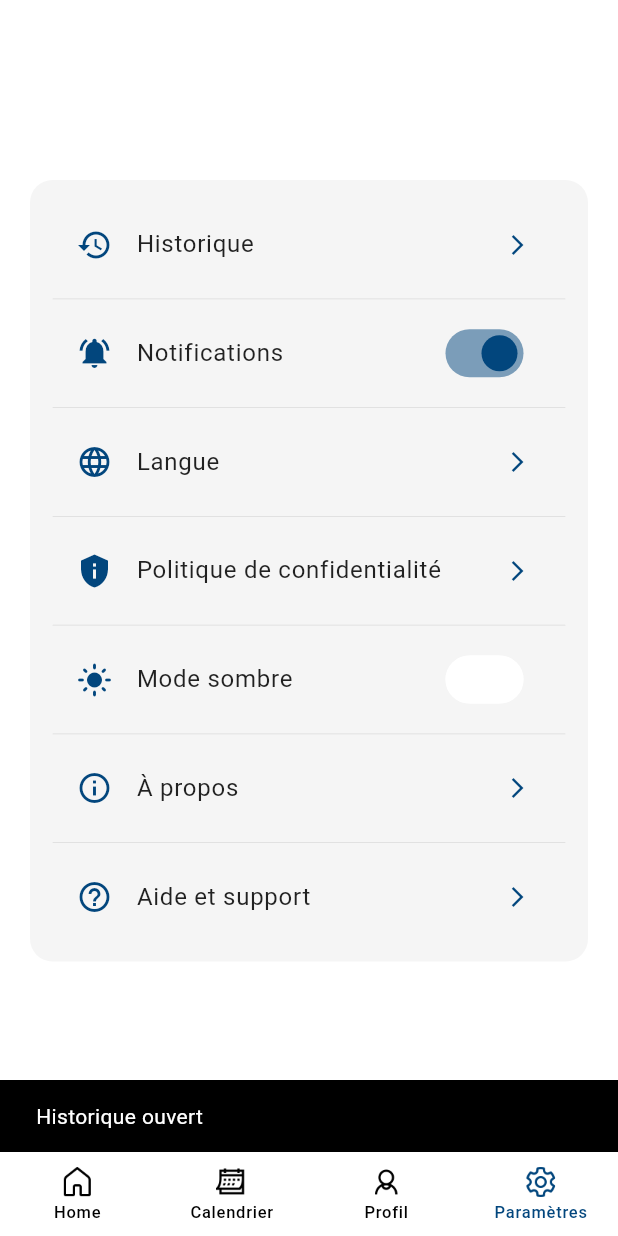
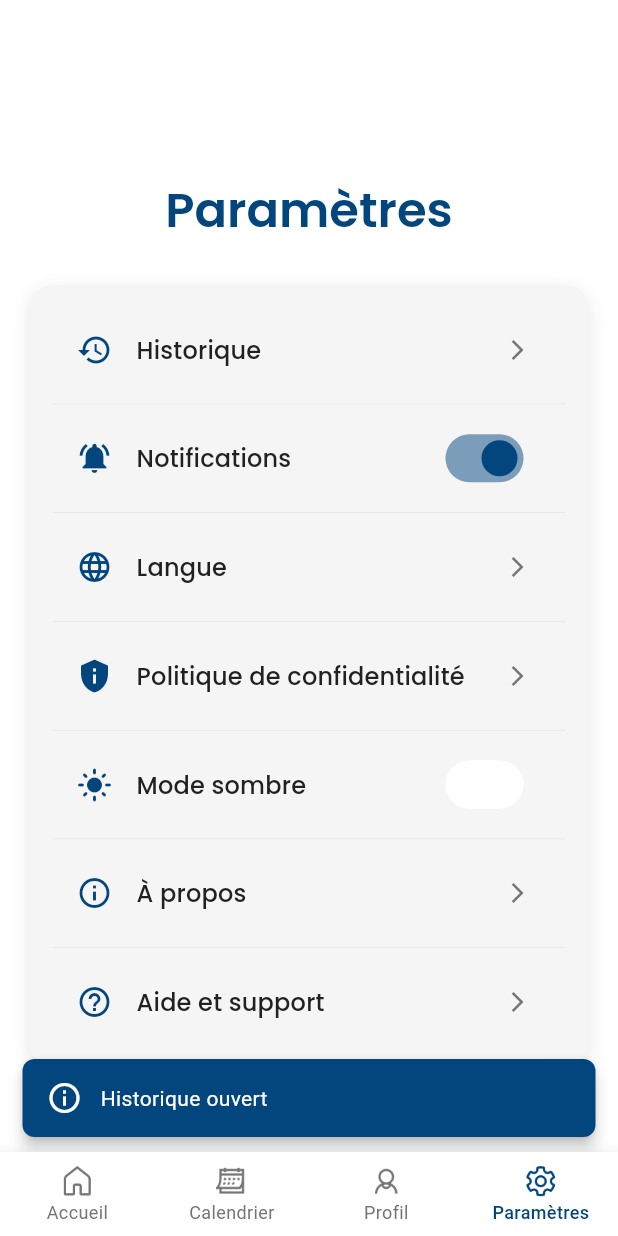
Before and after one commit to hackdave21/rsvapp, a Flutter app: the MainhomeScreen screen opened directly, item 4 of the bottom bar chosen, after a tap on "Historique", on a phone screen of 412 x 824 dp. Run offline on Flutter 3.47's test engine with Material 3 defaults, Android fonts, the phone set to English and light mode, and no system bars; our stand-ins replace google_fonts, heroicons, shared_preferences; accounts and stored records are empty.

Commit message:
customsnackbar, et les theme selon l'architecture dans la page de paramètre

```diff
--- a/lib/features/presentation/pages/mainhome_screen.dart
+++ b/lib/features/presentation/pages/mainhome_screen.dart
@@ -1,4 +1,5 @@
 import 'package:flutter/material.dart';
+import 'package:rvsapp/core/themes/app_themes.dart';
 import 'package:rvsapp/features/presentation/pages/screens/calendar_screen.dart';
 import 'package:rvsapp/features/presentation/pages/screens/home_screen.dart';
 import 'package:rvsapp/features/presentation/pages/screens/profile_screen.dart';
@@ -32,12 +33,20 @@ class _MainhomeScreenState extends State<MainhomeScreen> {
     return Scaffold(
       body: widgetOptions.elementAt(_selectedIndex),
       bottomNavigationBar: BottomNavigationBar(
-        backgroundColor: Colors.white,
+        backgroundColor: AppTheme.white,
         showSelectedLabels: true,
         showUnselectedLabels: true,
         type: BottomNavigationBarType.fixed,
-        selectedItemColor: const Color.fromARGB(255, 2, 70, 125),
-        unselectedItemColor: Colors.black,
+        selectedItemColor: AppTheme.primaryColor,
+        unselectedItemColor: AppTheme.grey600,
+        selectedLabelStyle: TextStyle(
+          fontSize: 12,
+          fontWeight: FontWeight.w500,
+        ),
+        unselectedLabelStyle: TextStyle(
+          fontSize: 12,
+          fontWeight: FontWeight.w400,
+        ),
         items: <BottomNavigationBarItem>[
           BottomNavigationBarItem(
             icon: Image.asset(
@@ -45,10 +54,10 @@ class _MainhomeScreenState extends State<MainhomeScreen> {
               width: 24,
               height: 24,
               color: _selectedIndex == 0
-                  ? const Color.fromARGB(255, 2, 70, 125)
-                  : Colors.black,
+                  ? AppTheme.primaryColor
+                  : AppTheme.grey600,
             ),
-            label: 'Home',
+            label: 'Accueil',
           ),
           BottomNavigationBarItem(
             icon: Image.asset(
@@ -56,8 +65,8 @@ class _MainhomeScreenState extends State<MainhomeScreen> {
               width: 24,
               height: 24,
               color: _selectedIndex == 1
-                  ? const Color.fromARGB(255, 2, 70, 125)
-                  : Colors.black,
+                  ? AppTheme.primaryColor
+                  : AppTheme.grey600,
             ),
             label: 'Calendrier',
           ),
@@ -67,8 +76,8 @@ class _MainhomeScreenState extends State<MainhomeScreen> {
               width: 24,
               height: 24,
               color: _selectedIndex == 2
-                  ? const Color.fromARGB(255, 2, 70, 125)
-                  : Colors.black,
+                  ? AppTheme.primaryColor
+                  : AppTheme.grey600,
             ),
             label: 'Profil',
           ),
@@ -78,8 +87,8 @@ class _MainhomeScreenState extends State<MainhomeScreen> {
               width: 24,
               height: 24,
               color: _selectedIndex == 3
-                  ? const Color.fromARGB(255, 2, 70, 125)
-                  : Colors.black,
+                  ? AppTheme.primaryColor
+                  : AppTheme.grey600,
             ),
             label: 'Paramètres',
           ),
--- a/lib/features/presentation/pages/screens/settings_screen.dart
+++ b/lib/features/presentation/pages/screens/settings_screen.dart
@@ -1,4 +1,7 @@
 import 'package:flutter/material.dart';
+import 'package:rvsapp/core/themes/app_themes.dart';
+import 'package:rvsapp/core/themes/text_styles.dart';
+import 'package:rvsapp/shared/widgets/custom_snackbar.dart';
 
 class SettingsScreen extends StatefulWidget {
   const SettingsScreen({super.key});
@@ -14,7 +17,7 @@ class _SettingsScreenState extends State<SettingsScreen> {
   @override
   Widget build(BuildContext context) {
     return Scaffold(
-      backgroundColor: Colors.white,
+      backgroundColor: AppTheme.white,
       body: Padding(
         padding: const EdgeInsets.all(20.0),
         child: SingleChildScrollView(
@@ -22,11 +25,27 @@ class _SettingsScreenState extends State<SettingsScreen> {
             children: <Widget>[
               const SizedBox(height: 100),
 
+              // Titre de la page
+              Text(
+                'Paramètres',
+                style: TextStyles.headlineLarge.copyWith(
+                  color: AppTheme.primaryColor,
+                ),
+              ),
+              const SizedBox(height: 30),
+
               // Container des paramètres
               Container(
                 decoration: BoxDecoration(
-                  color: Colors.grey.shade100,
+                  color: AppTheme.grey100,
                   borderRadius: BorderRadius.circular(15),
+                  boxShadow: [
+                    BoxShadow(
+                      color: Colors.black.withOpacity(0.1),
+                      blurRadius: 10,
+                      offset: const Offset(0, 4),
+                    ),
+                  ],
                 ),
                 child: Padding(
                   padding: const EdgeInsets.all(15.0),
@@ -34,21 +53,21 @@ class _SettingsScreenState extends State<SettingsScreen> {
                     children: [
                       // Historique
                       ListTile(
-                        iconColor: Color.fromARGB(255, 2, 70, 125),
+                        iconColor: AppTheme.primaryColor,
                         leading: const Icon(Icons.history),
-                        title: const Text(
+                        title: Text(
                           'Historique',
-                          style: TextStyle(
-                            fontSize: 16,
-                            color: Colors.black87,
+                          style: TextStyles.titleMedium.copyWith(
+                            color: AppTheme.grey900,
                           ),
                         ),
-                        trailing: const Icon(Icons.arrow_forward_ios, size: 16),
+                        trailing: Icon(
+                          Icons.arrow_forward_ios,
+                          size: 16,
+                          color: AppTheme.grey600,
+                        ),
                         onTap: () {
-                          // Navigation vers l'historique
-                          ScaffoldMessenger.of(context).showSnackBar(
-                            const SnackBar(content: Text('Historique ouvert'))
-                          );
+                          CustomSnackbar.showInfo(context, 'Historique ouvert');
                         },
                       ),
 
@@ -56,21 +75,21 @@ class _SettingsScreenState extends State<SettingsScreen> {
 
                       // Notifications
                       ListTile(
-                        iconColor: Color.fromARGB(255, 2, 70, 125),
+                        iconColor: AppTheme.primaryColor,
                         leading: Icon(isNotificationEnabled
                             ? Icons.notifications_active
                             : Icons.notifications_off),
-                        title: const Text(
+                        title: Text(
                           'Notifications',
-                          style: TextStyle(
-                            fontSize: 16,
-                            color: Colors.black87,
+                          style: TextStyles.titleMedium.copyWith(
+                            color: AppTheme.grey900,
                           ),
                         ),
                         trailing: Switch(
                           value: isNotificationEnabled,
                           onChanged: _toggleNotifications,
-                          activeColor: Color.fromARGB(255, 2, 70, 125),
+                          activeColor: AppTheme.primaryColor,
+                          activeTrackColor: AppTheme.primaryColor.withOpacity(0.5),
                         ),
                       ),
 
@@ -78,16 +97,19 @@ class _SettingsScreenState extends State<SettingsScreen> {
 
                       // Langue
                       ListTile(
-                        iconColor: Color.fromARGB(255, 2, 70, 125),
+                        iconColor: AppTheme.primaryColor,
                         leading: const Icon(Icons.language),
-                        title: const Text(
+                        title: Text(
                           'Langue',
-                          style: TextStyle(
-                            fontSize: 16,
-                            color: Colors.black87,
+                          style: TextStyles.titleMedium.copyWith(
+                            color: AppTheme.grey900,
                           ),
                         ),
-                        trailing: const Icon(Icons.arrow_forward_ios, size: 16),
+                        trailing: Icon(
+                          Icons.arrow_forward_ios,
+                          size: 16,
+                          color: AppTheme.grey600,
+                        ),
                         onTap: () {
                           _showLanguageDialog();
                         },
@@ -97,20 +119,21 @@ class _SettingsScreenState extends State<SettingsScreen> {
 
                       // Politique de confidentialité
                       ListTile(
-                        iconColor: Color.fromARGB(255, 2, 70, 125),
+                        iconColor: AppTheme.primaryColor,
                         leading: const Icon(Icons.privacy_tip),
-                        title: const Text(
+                        title: Text(
                           'Politique de confidentialité',
-                          style: TextStyle(
-                            fontSize: 16,
-                            color: Colors.black87,
+                          style: TextStyles.titleMedium.copyWith(
+                            color: AppTheme.grey900,
                           ),
                         ),
-                        trailing: const Icon(Icons.arrow_forward_ios, size: 16),
+                        trailing: Icon(
+                          Icons.arrow_forward_ios,
+                          size: 16,
+                          color: AppTheme.grey600,
+                        ),
                         onTap: () {
-                          ScaffoldMessenger.of(context).showSnackBar(
-                            const SnackBar(content: Text('Politique de confidentialité'))
-                          );
+                          CustomSnackbar.showInfo(context, 'Politique de confidentialité');
                         },
                       ),
 
@@ -118,21 +141,21 @@ class _SettingsScreenState extends State<SettingsScreen> {
 
                       // Mode sombre
                       ListTile(
-                        iconColor: Color.fromARGB(255, 2, 70, 125),
+                        iconColor: AppTheme.primaryColor,
                         leading: Icon(
                           isDarkModeEnabled ? Icons.dark_mode : Icons.light_mode,
                         ),
-                        title: const Text(
+                        title: Text(
                           'Mode sombre',
-                          style: TextStyle(
-                            fontSize: 16,
-                            color: Colors.black87,
+                          style: TextStyles.titleMedium.copyWith(
+                            color: AppTheme.grey900,
                           ),
                         ),
                         trailing: Switch(
                           value: isDarkModeEnabled,
                           onChanged: _toggleDarkMode,
-                          activeColor: Color.fromARGB(255, 2, 70, 125),
+                          activeColor: AppTheme.primaryColor,
+                          activeTrackColor: AppTheme.primaryColor.withOpacity(0.5),
                         ),
                       ),
 
@@ -140,16 +163,19 @@ class _SettingsScreenState extends State<SettingsScreen> {
 
                       // À propos
                       ListTile(
-                        iconColor: Color.fromARGB(255, 2, 70, 125),
+                        iconColor: AppTheme.primaryColor,
                         leading: const Icon(Icons.info_outline),
-                        title: const Text(
+                        title: Text(
                           'À propos',
-                          style: TextStyle(
-                            fontSize: 16,
-                            color: Colors.black87,
+                          style: TextStyles.titleMedium.copyWith(
+                            color: AppTheme.grey900,
                           ),
                         ),
-                        trailing: const Icon(Icons.arrow_forward_ios, size: 16),
+                        trailing: Icon(
+                          Icons.arrow_forward_ios,
+                          size: 16,
+                          color: AppTheme.grey600,
+                        ),
                         onTap: () {
                           _showAboutDialog();
                         },
@@ -159,20 +185,21 @@ class _SettingsScreenState extends State<SettingsScreen> {
 
                       // Aide et support
                       ListTile(
-                        iconColor: Color.fromARGB(255, 2, 70, 125),
+                        iconColor: AppTheme.primaryColor,
                         leading: const Icon(Icons.help_outline),
-                        title: const Text(
+                        title: Text(
                           'Aide et support',
-                          style: TextStyle(
-                            fontSize: 16,
-                            color: Colors.black87,
+                          style: TextStyles.titleMedium.copyWith(
+                            color: AppTheme.grey900,
                           ),
                         ),
-                        trailing: const Icon(Icons.arrow_forward_ios, size: 16),
+                        trailing: Icon(
+                          Icons.arrow_forward_ios,
+                          size: 16,
+                          color: AppTheme.grey600,
+                        ),
                         onTap: () {
-                          ScaffoldMessenger.of(context).showSnackBar(
-                            const SnackBar(content: Text('Page d\'aide'))
-                          );
+                          CustomSnackbar.showInfo(context, 'Page d\'aide');
                         },
                       ),
                     ],
@@ -192,7 +219,7 @@ class _SettingsScreenState extends State<SettingsScreen> {
       height: 0.5,
       margin: const EdgeInsets.symmetric(vertical: 8.0),
       decoration: BoxDecoration(
-        color: Colors.grey.withOpacity(0.3),
+        color: AppTheme.grey400.withOpacity(0.3),
         borderRadius: BorderRadius.circular(12),
       ),
     );
@@ -202,10 +229,9 @@ class _SettingsScreenState extends State<SettingsScreen> {
     setState(() {
       isDarkModeEnabled = value;
     });
-    ScaffoldMessenger.of(context).showSnackBar(
-      SnackBar(
-        content: Text(value ? 'Mode sombre activé' : 'Mode sombre désactivé'),
-      ),
+    CustomSnackbar.showSuccess(
+      context,
+      value ? 'Mode sombre activé' : 'Mode sombre désactivé'
     );
   }
 
@@ -213,10 +239,9 @@ class _SettingsScreenState extends State<SettingsScreen> {
     setState(() {
       isNotificationEnabled = value;
     });
-    ScaffoldMessenger.of(context).showSnackBar(
-      SnackBar(
-        content: Text(value ? 'Notifications activées' : 'Notifications désactivées'),
-      ),
+    CustomSnackbar.showSuccess(
+      context,
+      value ? 'Notifications activées' : 'Notifications désactivées'
     );
   }
 
@@ -225,26 +250,33 @@ class _SettingsScreenState extends State<SettingsScreen> {
       context: context,
       builder: (BuildContext context) {
         return AlertDialog(
-          title: const Text('Choisir la langue'),
+          title: Text(
+            'Choisir la langue',
+            style: TextStyles.headlineSmall.copyWith(
+              color: AppTheme.primaryColor,
+            ),
+          ),
           content: Column(
             mainAxisSize: MainAxisSize.min,
             children: [
               ListTile(
-                title: const Text('Français'),
+                title: Text(
+                  'Français',
+                  style: TextStyles.bodyLarge,
+                ),
                 onTap: () {
                   Navigator.of(context).pop();
-                  ScaffoldMessenger.of(context).showSnackBar(
-                    const SnackBar(content: Text('Langue: Français'))
-                  );
+                  CustomSnackbar.showSuccess(context, 'Langue: Français');
                 },
               ),
               ListTile(
-                title: const Text('English'),
+                title: Text(
+                  'English',
+                  style: TextStyles.bodyLarge,
+                ),
                 onTap: () {
                   Navigator.of(context).pop();
-                  ScaffoldMessenger.of(context).showSnackBar(
-                    const SnackBar(content: Text('Language: English'))
-                  );
+                  CustomSnackbar.showSuccess(context, 'Language: English');
                 },
               ),
             ],
@@ -259,11 +291,22 @@ class _SettingsScreenState extends State<SettingsScreen> {
       context: context,
       applicationName: 'Mon App',
       applicationVersion: '1.0.0',
-      applicationIcon: const Icon(Icons.apps),
+      applicationIcon: Icon(
+        Icons.apps,
+        color: AppTheme.primaryColor,
+      ),
       children: [
-        const Text('Cette application a été développée avec Flutter.'),
+        Text(
+          'Cette application a été développée avec Flutter.',
+          style: TextStyles.bodyMedium,
+        ),
         const SizedBox(height: 10),
-        const Text('© 2024 Mon App. Tous droits réservés.'),
+        Text(
+          '© 2024 Mon App. Tous droits réservés.',
+          style: TextStyles.bodySmall.copyWith(
+            color: AppTheme.grey600,
+          ),
+        ),
       ],
     );
   }
--- /dev/null
+++ b/lib/shared/widgets/custom_snackbar.dart
@@ -0,0 +1,105 @@
+import 'package:flutter/material.dart';
+import 'package:rvsapp/core/themes/app_themes.dart';
+import 'package:rvsapp/core/themes/text_styles.dart';
+
+class CustomSnackbar {
+  // Snackbar de succès
+  static void showSuccess(BuildContext context, String message, {int duration = 3}) {
+    ScaffoldMessenger.of(context).showSnackBar(
+      SnackBar(
+        content: Row(
+          children: [
+            Icon(Icons.check_circle, color: AppTheme.white, size: 24),
+            SizedBox(width: 12),
+            Expanded(
+              child: Text(
+                message,
+                style: TextStyles.bodyMedium.copyWith(color: AppTheme.white),
+              ),
+            ),
+          ],
+        ),
+        backgroundColor: AppTheme.successColor,
+        duration: Duration(seconds: duration),
+        behavior: SnackBarBehavior.floating,
+        shape: RoundedRectangleBorder(borderRadius: BorderRadius.circular(8)),
+        elevation: 4,
+      ),
+    );
+  }
+
+  // Snackbar d'erreur
+  static void showError(BuildContext context, String message, {int duration = 4}) {
+    ScaffoldMessenger.of(context).showSnackBar(
+      SnackBar(
+        content: Row(
+          children: [
+            Icon(Icons.error_outline, color: AppTheme.white, size: 24),
+            SizedBox(width: 12),
+            Expanded(
+              child: Text(
+                message,
+                style: TextStyles.bodyMedium.copyWith(color: AppTheme.white),
+              ),
+            ),
+          ],
+        ),
+        backgroundColor: AppTheme.errorColor,
+        duration: Duration(seconds: duration),
+        behavior: SnackBarBehavior.floating,
+        shape: RoundedRectangleBorder(borderRadius: BorderRadius.circular(8)),
+        elevation: 4,
+      ),
+    );
+  }
+
+  // Snackbar d'information
+  static void showInfo(BuildContext context, String message, {int duration = 3}) {
+    ScaffoldMessenger.of(context).showSnackBar(
+      SnackBar(
+        content: Row(
+          children: [
+            Icon(Icons.info_outline, color: AppTheme.white, size: 24),
+            SizedBox(width: 12),
+            Expanded(
+              child: Text(
+                message,
+                style: TextStyles.bodyMedium.copyWith(color: AppTheme.white),
+              ),
+            ),
+          ],
+        ),
+        backgroundColor: AppTheme.primaryColor,
+        duration: Duration(seconds: duration),
+        behavior: SnackBarBehavior.floating,
+        shape: RoundedRectangleBorder(borderRadius: BorderRadius.circular(8)),
+        elevation: 4,
+      ),
+    );
+  }
+
+  // Snackbar d'avertissement
+  static void showWarning(BuildContext context, String message, {int duration = 4}) {
+    ScaffoldMessenger.of(context).showSnackBar(
+      SnackBar(
+        content: Row(
+          children: [
+            Icon(Icons.warning_amber, color: AppTheme.grey900, size: 24),
+            SizedBox(width: 12),
+            Expanded(
+              child: Text(
+                message,
+                style: TextStyles.bodyMedium.copyWith(color: AppTheme.grey900),
+              ),
+            ),
+          ],
+        ),
+        backgroundColor: AppTheme.warningColor,
+        duration: Duration(seconds: duration),
+        behavior: SnackBarBehavior.floating,
+        shape: RoundedRectangleBorder(borderRadius: BorderRadius.circular(8)),
+        elevation: 4,
+      ),
+    );
+  }
+}
```
